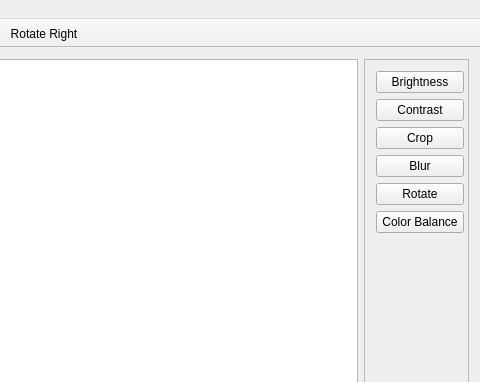
First picture: the form in src/gui/mainwindow.ui, repository CervecerosCodigo/CCIMP, before the edit; both pictures show x 800 to 1280 and y 0 to 382 of the 1280 by 720 pixel window.
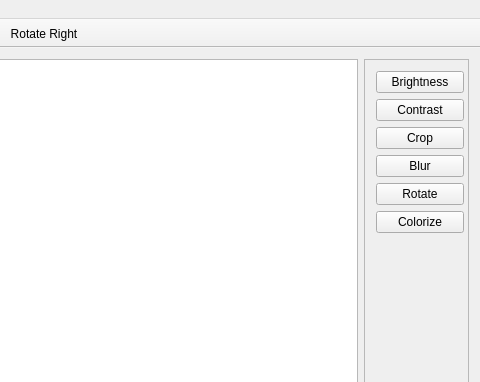
Second picture: the form after the edit. Icons and pictures are not drawn.

Commit message: Påbegynt rename fra color balance til colorize verktøy

What changed in the file:
```diff
--- a/src/gui/mainwindow.ui
+++ b/src/gui/mainwindow.ui
@@ -145,7 +145,7 @@
          <item row="5" column="0" colspan="2">
           <widget class="QPushButton" name="colorBalanceButton">
            <property name="text">
-            <string>Color Balance</string>
+            <string>Colorize</string>
            </property>
           </widget>
          </item>
```
